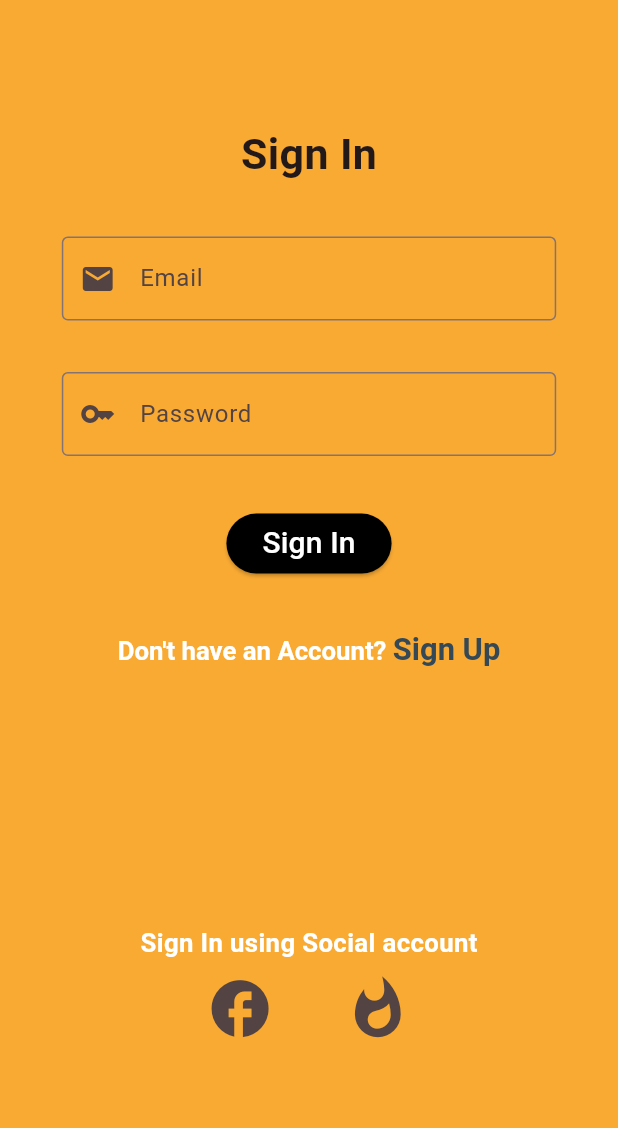
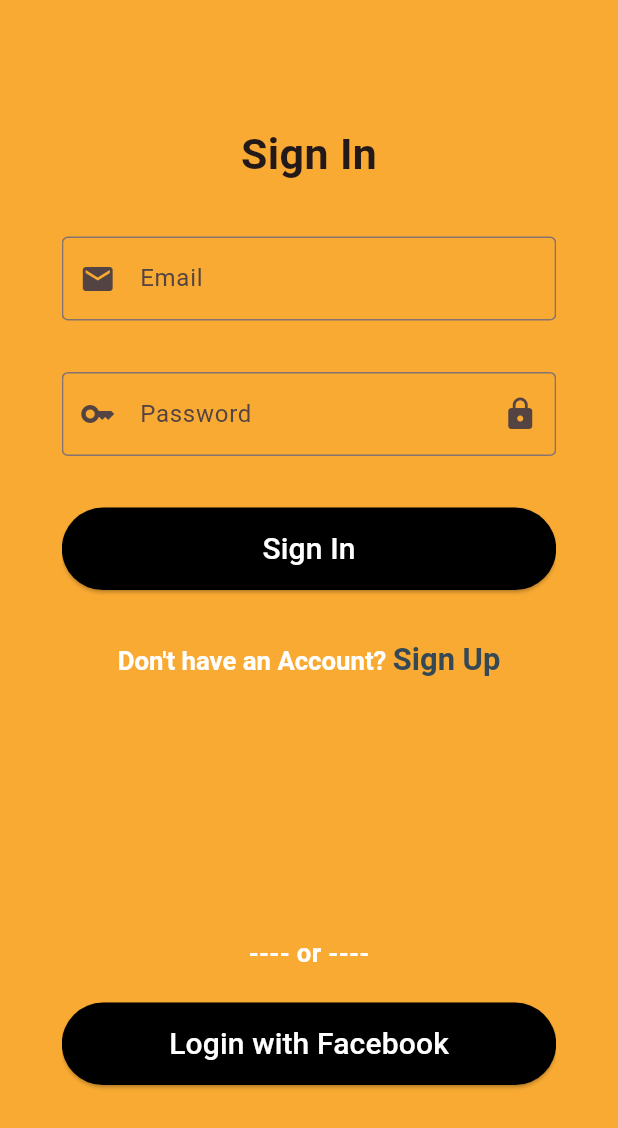
Before and after one commit to VijayBalaji6/todo_book_app, a Flutter app: the screen it shows after launch, on a phone screen of 412 x 824 dp. Shown: the top 1128 px of the screen. Run offline on Flutter 3.47's test engine with Material 3 defaults, Android fonts, the phone set to English and light mode, and no system bars; our stand-ins replace bloc, cloud_firestore, equatable, firebase_auth, firebase_core, flutter_bloc and 4 more; missing offline and left inert: flutter_facebook_auth; accounts and stored records are empty.

Commit message:
completed todo bloc events

```diff
--- /dev/null
+++ b/lib/common_widgets/common_app_button.dart
@@ -0,0 +1,31 @@
+import 'package:flutter/material.dart';
+import 'package:todo/constants/colors.dart';
+
+class CommonAppButton extends StatelessWidget {
+  const CommonAppButton(
+      {super.key, this.buttonAction, required this.buttonName});
+  final Function()? buttonAction;
+  final String buttonName;
+
+  @override
+  Widget build(BuildContext context) {
+    return ElevatedButton(
+        onPressed: buttonAction,
+        style: buttonStyle(),
+        child: Text(
+          buttonName,
+          style: buttonTextStyle(),
+        ));
+  }
+
+  TextStyle buttonTextStyle() {
+    return const TextStyle(color: Colors.white, fontSize: 20);
+  }
+
+  ButtonStyle buttonStyle() {
+    return ElevatedButton.styleFrom(
+      fixedSize: const Size(395, 55),
+      backgroundColor: AppColors.blackColor,
+    );
+  }
+}
--- a/lib/helper/ui_helper/common_widgets.dart
+++ b/lib/common_widgets/common_widgets.dart
@@ -1,34 +1,15 @@
 import 'package:flutter/material.dart';
 
 class CommonStylesAndWidget {
-  static ElevatedButton commonAppButton(
-          {Function()? buttonAction, required String buttonName}) =>
-      ElevatedButton(
-          onPressed: buttonAction,
-          style: buttonStyle(),
-          child: Text(
-            buttonName,
-            style: buttonTextStyle(),
-          ));
-
   static InputDecoration textfieldDecoration(
-      {required String hintTitle, IconData? preFixIcon}) {
+      {required String hintTitle, IconData? preFixIcon, IconData? suffixIcon}) {
     return InputDecoration(
       prefixIcon: preFixIcon != null ? Icon(preFixIcon) : null,
+      suffixIcon: suffixIcon != null ? Icon(suffixIcon) : null,
       hintText: hintTitle,
       border: const OutlineInputBorder(
           borderSide: BorderSide(width: 3, color: Colors.greenAccent)),
       hintMaxLines: 1,
-    );
-  }
-
-  static TextStyle buttonTextStyle() {
-    return const TextStyle(color: Colors.white, fontSize: 20);
-  }
-
-  static ButtonStyle buttonStyle() {
-    return const ButtonStyle(
-      backgroundColor: MaterialStatePropertyAll<Color>(Colors.black),
     );
   }
 
--- a/lib/constants/colors.dart
+++ b/lib/constants/colors.dart
@@ -6,4 +6,7 @@ class AppColors {
   static const Color primaryDark = Color(0xFF344955);
   static const Color secondaryDark = Color(0xFF232F34);
   static const Color primaryMedium = Color(0xFF4A6572);
+
+  static const Color whiteColor = Colors.white;
+  static const Color blackColor = Colors.black;
 }
--- a/lib/main.dart
+++ b/lib/main.dart
@@ -24,6 +24,7 @@ Future<void> main() async {
   /// Initializing hive local Db
   await Hive.initFlutter();
   Hive.registerAdapter(TodoAdapter());
+  Hive.registerAdapter(TodoStatusAdapter());
   runApp(const MyApp());
 }
 
--- a/lib/view/authentication_screen/sign_in_screen.dart
+++ b/lib/view/authentication_screen/sign_in_screen.dart
@@ -4,26 +4,28 @@ import 'package:flutter_screenutil/flutter_screenutil.dart';
 import 'package:todo/bloc/auth/auth_bloc.dart';
 import 'package:todo/bloc/todo/todo_bloc.dart';
 import 'package:todo/constants/colors.dart';
-import 'package:todo/helper/ui_helper/common_widgets.dart';
+import 'package:todo/common_widgets/common_app_button.dart';
+import 'package:todo/common_widgets/common_widgets.dart';
 import 'package:todo/view/authentication_screen/sign_up_screen.dart';
 import 'package:todo/view/home_screen/home_screen.dart';
 
 class SignInScreen extends StatelessWidget {
   SignInScreen({super.key});
-  final TextEditingController emailTextField = TextEditingController();
-  final TextEditingController passwordTextField = TextEditingController();
-
+  final TextEditingController _emailTextField = TextEditingController();
+  final TextEditingController _passwordTextField = TextEditingController();
+  final _signInFormKey = GlobalKey<FormState>();
   @override
   Widget build(BuildContext context) {
     return Scaffold(
       resizeToAvoidBottomInset: false,
       backgroundColor: AppColors.primaryLight,
       body: BlocConsumer<AuthBloc, AuthState>(
-        listener: (context, state) async {
+        listener: (context, state) {
           if (state is SignedInSuccessState) {
             CommonStylesAndWidget.showSnackbar(
                 context: context,
                 snackBarMessage: "Signed In As : ${state.successMessage}");
+            context.read<TodoBloc>().add(const RegisterTodoServicesEvent());
             context
                 .read<TodoBloc>()
                 .add(LoadTodoEvent(userId: state.user.userId));
@@ -42,8 +44,11 @@ class SignInScreen extends StatelessWidget {
         },
         builder: (context, state) {
           bool isSigningUp = state is SigningInState;
-          return Padding(
-            padding: EdgeInsets.symmetric(horizontal: 0.1.sw, vertical: 0.1.sh),
+          return Form(
+            key: _signInFormKey,
+            child: Padding(
+              padding:
+                  EdgeInsets.symmetric(horizontal: 0.1.sw, vertical: 0.1.sh),
               child: SingleChildScrollView(
                 child: Column(
                   mainAxisSize: MainAxisSize.min,
@@ -61,7 +66,7 @@ class SignInScreen extends StatelessWidget {
                       height: 30.sp,
                     ),
                     TextFormField(
-                    controller: emailTextField,
+                      controller: _emailTextField,
                       decoration: CommonStylesAndWidget.textfieldDecoration(
                           preFixIcon: Icons.email, hintTitle: "Email"),
                       style: const TextStyle(),
@@ -70,20 +75,24 @@ class SignInScreen extends StatelessWidget {
                       height: 30.sp,
                     ),
                     TextFormField(
-                    controller: passwordTextField,
+                      controller: _passwordTextField,
+                      obscureText: true,
                       decoration: CommonStylesAndWidget.textfieldDecoration(
-                        preFixIcon: Icons.key, hintTitle: "Password"),
+                          suffixIcon: Icons.lock,
+                          preFixIcon: Icons.key,
+                          hintTitle: "Password"),
                       style: const TextStyle(),
                     ),
                     SizedBox(
                       height: 30.sp,
                     ),
-                  CommonStylesAndWidget.commonAppButton(
+                    CommonAppButton(
                       buttonAction: !isSigningUp
                           ? () {
                               context.read<AuthBloc>().add(EmailSignInEvent(
-                                email: emailTextField.text.toLowerCase(),
-                                password: passwordTextField.text));
+                                  email:
+                                      _emailTextField.text.trim().toLowerCase(),
+                                  password: _passwordTextField.text.trim()));
                             }
                           : null,
                       buttonName:
@@ -120,18 +129,36 @@ class SignInScreen extends StatelessWidget {
                       height: 150.sp,
                     ),
                     Text(
-                    "Sign In using Social account",
+                      "---- or ----",
                       style: TextStyle(
                         color: Colors.white,
                         fontWeight: FontWeight.bold,
                         fontSize: 15.sp,
                       ),
                     ),
-                  socialAuthIcons(context),
+                    const SizedBox(
+                      height: 20,
+                    ),
+                    CommonAppButton(
+                      buttonName: 'Login with Facebook',
+                      buttonAction: () => context
+                          .read<AuthBloc>()
+                          .add(const FacebookSignInEvent()),
+                    ),
+                    const SizedBox(
+                      height: 20,
+                    ),
+                    CommonAppButton(
+                      buttonName: 'Login with Google',
+                      buttonAction: () => context
+                          .read<AuthBloc>()
+                          .add(const GoogleSignInEvent()),
+                    ),
                     SizedBox(
                       height: 30.sp,
                     ),
                   ],
+                ),
               ),
             ),
           );
@@ -139,33 +166,4 @@ class SignInScreen extends StatelessWidget {
       ),
     );
   }
-
-  Row socialAuthIcons(BuildContext context) {
-    return Row(
-      mainAxisAlignment: MainAxisAlignment.center,
-      children: [
-        socialAuthWidget(
-            iconName: Icons.facebook,
-            iconAction: () =>
-                context.read<AuthBloc>().add(const FacebookSignInEvent())),
-        const SizedBox(
-          width: 30,
-        ),
-        socialAuthWidget(
-            iconName: Icons.whatshot_sharp,
-            iconAction: () =>
-                context.read<AuthBloc>().add(const GoogleSignInEvent())),
-      ],
-    );
 }
-
-  Widget socialAuthWidget(
-          {required IconData iconName, required void Function()? iconAction}) =>
-      IconButton(
-        icon: Icon(
-          iconName,
-          size: 40.sp,
-        ),
-        onPressed: iconAction,
-      );
-}
--- a/lib/view/authentication_screen/sign_up_screen.dart
+++ b/lib/view/authentication_screen/sign_up_screen.dart
@@ -3,7 +3,8 @@ import 'package:flutter_bloc/flutter_bloc.dart';
 import 'package:flutter_screenutil/flutter_screenutil.dart';
 import 'package:todo/bloc/auth/auth_bloc.dart';
 import 'package:todo/constants/colors.dart';
-import 'package:todo/helper/ui_helper/common_widgets.dart';
+import 'package:todo/common_widgets/common_app_button.dart';
+import 'package:todo/common_widgets/common_widgets.dart';
 import 'package:todo/view/authentication_screen/sign_in_screen.dart';
 
 class SignUpScreen extends StatelessWidget {
@@ -76,7 +77,7 @@ class SignUpScreen extends StatelessWidget {
                   SizedBox(
                     height: 30.sp,
                   ),
-                  CommonStylesAndWidget.commonAppButton(
+                  CommonAppButton(
                     buttonAction: !isSigningUp
                         ? () {
                             context.read<AuthBloc>().add(EmailSignInEvent(
--- a/lib/view/todo_screen/add_edit_todo_screen.dart
+++ b/lib/view/todo_screen/add_edit_todo_screen.dart
@@ -1,7 +1,8 @@
 import 'package:flutter/material.dart';
 import 'package:flutter_bloc/flutter_bloc.dart';
 import 'package:todo/bloc/todo/todo_bloc.dart';
-import 'package:todo/helper/ui_helper/common_widgets.dart';
+import 'package:todo/common_widgets/common_app_button.dart';
+import 'package:todo/common_widgets/common_widgets.dart';
 import 'package:todo/model/todo.dart';
 
 class AddEditTodoScreen extends StatefulWidget {
@@ -90,7 +91,7 @@ class _AddEditTodoScreenState extends State<AddEditTodoScreen> {
               const SizedBox(
                 height: 30,
               ),
-              CommonStylesAndWidget.commonAppButton(
+              CommonAppButton(
                   buttonName: editTodo ? 'Edit Todo' : 'Add Todo',
                   buttonAction: () {
                     final Todo todoData = Todo(
--- a/lib/view/todo_screen/todo_home_screen.dart
+++ b/lib/view/todo_screen/todo_home_screen.dart
@@ -1,7 +1,8 @@
 import 'package:flutter/material.dart';
 import 'package:flutter_bloc/flutter_bloc.dart';
 import 'package:todo/bloc/todo/todo_bloc.dart';
-import 'package:todo/helper/ui_helper/common_widgets.dart';
+import 'package:todo/common_widgets/common_app_button.dart';
+import 'package:todo/common_widgets/common_widgets.dart';
 import 'package:todo/model/user.dart';
 import 'package:todo/view/todo_screen/add_edit_todo_screen.dart';
 import 'package:todo/view/todo_screen/todo_tile.dart';
@@ -65,7 +66,7 @@ class TodoHomeScreen extends StatelessWidget {
                     const Center(
                       child: Text('Error Loading Todo'),
                     ),
-                    CommonStylesAndWidget.commonAppButton(
+                    CommonAppButton(
                       buttonAction: () async {
                         context
                             .read<TodoBloc>()
--- a/lib/view/todo_screen/todo_tile.dart
+++ b/lib/view/todo_screen/todo_tile.dart
@@ -1,7 +1,7 @@
 import 'package:flutter/material.dart';
 import 'package:flutter_bloc/flutter_bloc.dart';
 import 'package:todo/bloc/todo/todo_bloc.dart';
-import 'package:todo/helper/ui_helper/common_widgets.dart';
+import 'package:todo/common_widgets/common_widgets.dart';
 import 'package:todo/model/todo.dart';
 import 'package:todo/view/todo_screen/add_edit_todo_screen.dart';
 
```
Also changed, not shown: lib/bloc/todo/todo_bloc.dart (+25 -23 lines), lib/model/todo.dart (+20 -2 lines), lib/services/local_db/todo_local_services.dart (+26 -17 lines), lib/view/settings_screen/settings_screen.dart (+4 -3 lines). Lines whose indentation alone changed are shown as unchanged.
